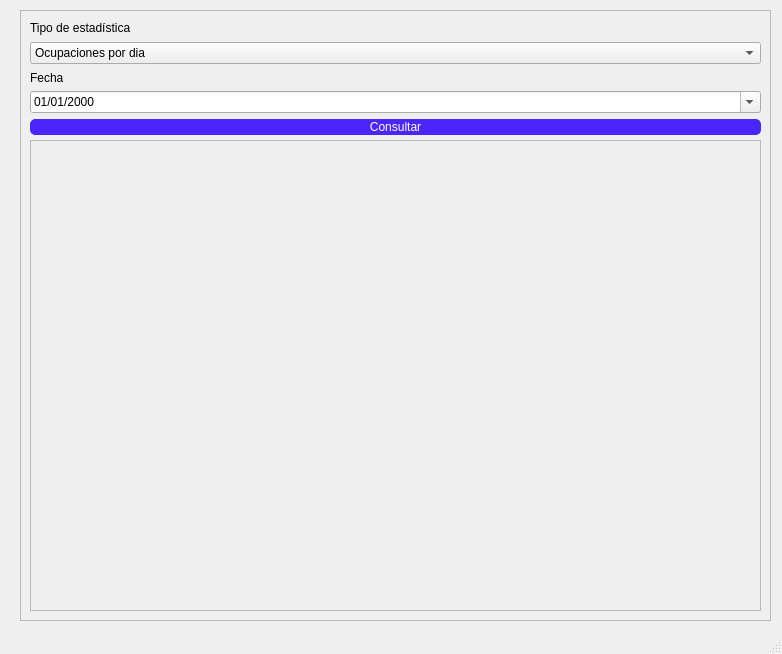
This is ParkingManager/QTGraphicInterfaces/Stats.ui in esmendozac/Parking_App as Qt 5 draws it before an edit. The edited form follows.
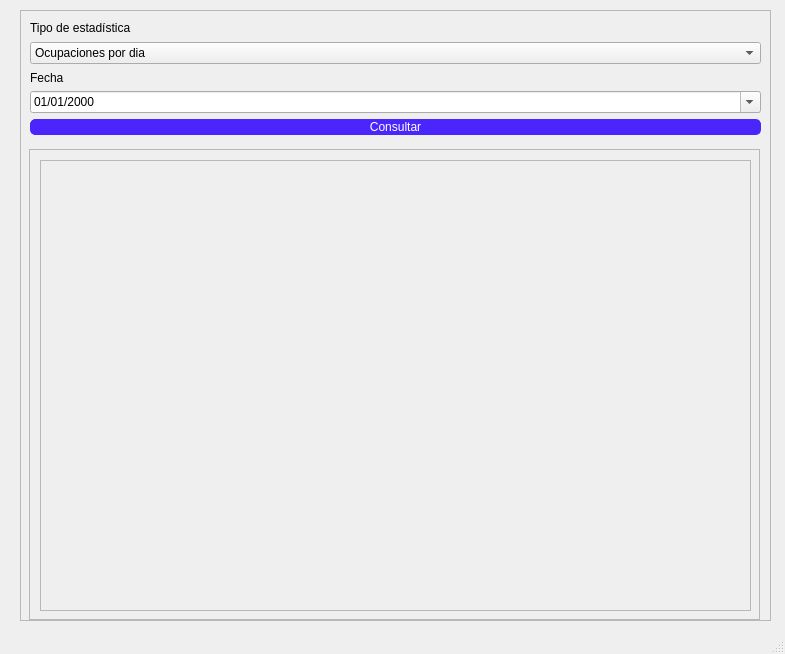
This is the edited form.

The edit to the form file:
```diff
--- a/ParkingManager/QTGraphicInterfaces/Stats.ui
+++ b/ParkingManager/QTGraphicInterfaces/Stats.ui
@@ -6,7 +6,7 @@
    <rect>
     <x>0</x>
     <y>0</y>
-    <width>782</width>
+    <width>785</width>
     <height>654</height>
    </rect>
   </property>
@@ -98,21 +98,44 @@
       </item>
      </layout>
     </widget>
-    <widget class="QFrame" name="plot_frame">
+    <widget class="QScrollArea" name="scrollArea">
      <property name="geometry">
       <rect>
-       <x>10</x>
-       <y>130</y>
+       <x>9</x>
+       <y>139</y>
        <width>731</width>
        <height>471</height>
       </rect>
      </property>
+     <property name="widgetResizable">
+      <bool>true</bool>
+     </property>
+     <widget class="QWidget" name="scrollAreaWidgetContents">
+      <property name="geometry">
+       <rect>
+        <x>0</x>
+        <y>0</y>
+        <width>729</width>
+        <height>469</height>
+       </rect>
+      </property>
+      <widget class="QFrame" name="plot_frame">
+       <property name="geometry">
+        <rect>
+         <x>10</x>
+         <y>10</y>
+         <width>711</width>
+         <height>451</height>
+        </rect>
+       </property>
      <property name="frameShape">
       <enum>QFrame::StyledPanel</enum>
      </property>
      <property name="frameShadow">
       <enum>QFrame::Raised</enum>
      </property>
+      </widget>
+     </widget>
     </widget>
    </widget>
   </widget>
```
Left out of the diff: 5 changed lines with no effect on the pictures. Lines whose indentation alone changed are shown as unchanged.
